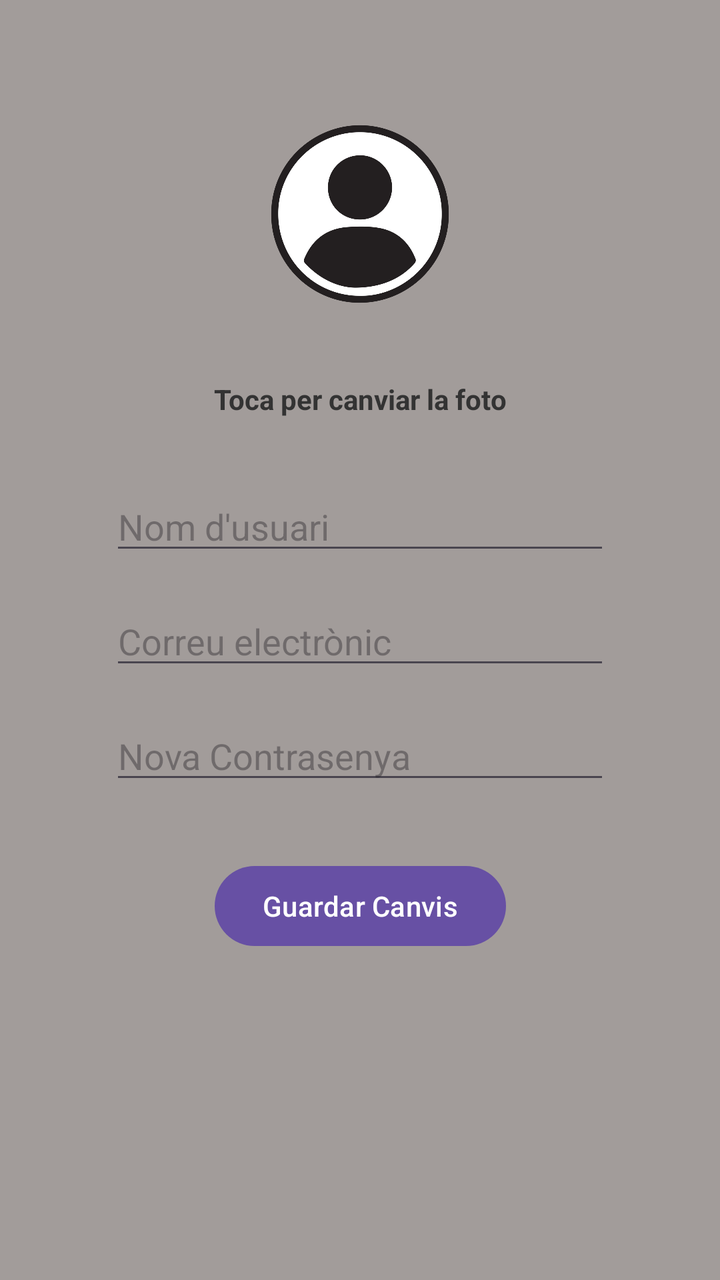
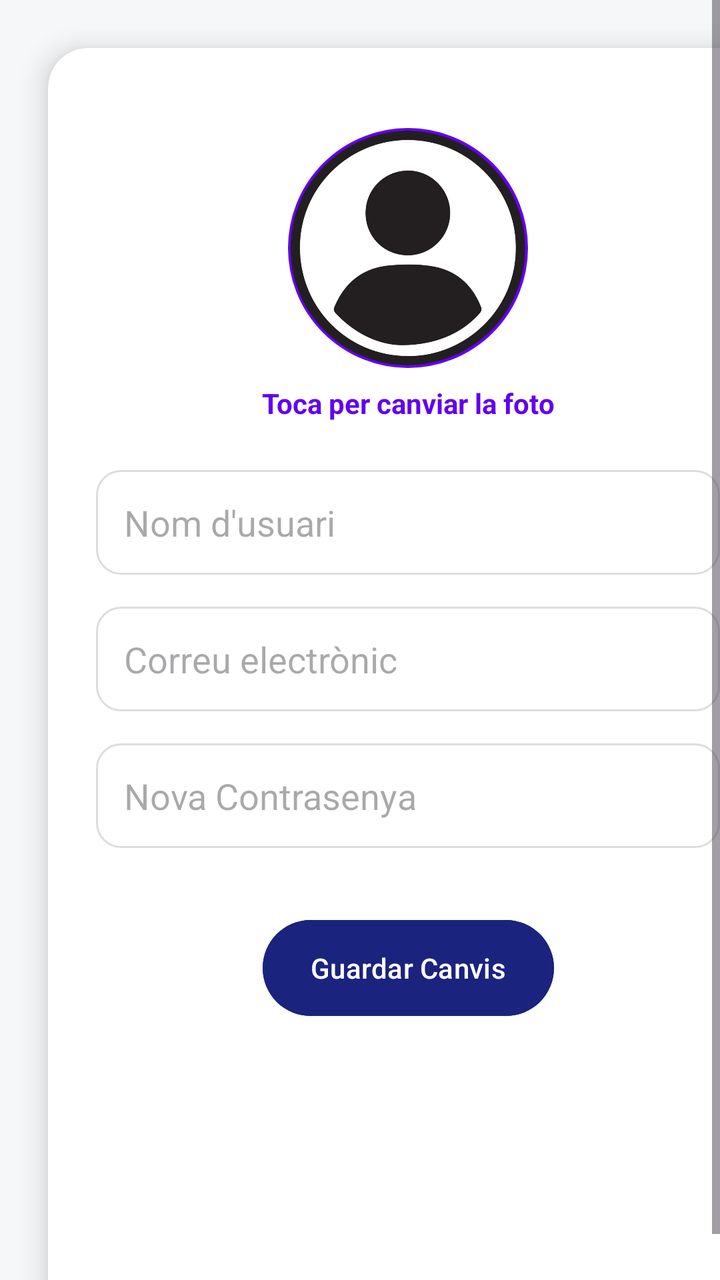

The first picture is an Android layout as it rendered before a commit; the second is the same layout after the commit. The layout source and the unified diff follow.
<!-- AndroidManifest.xml: application theme Theme.Projecte -->
<!-- res/layout/activity_edit_profile.xml -->
<?xml version="1.0" encoding="utf-8"?>
<androidx.constraintlayout.widget.ConstraintLayout xmlns:android="http://schemas.android.com/apk/res/android"
    xmlns:app="http://schemas.android.com/apk/res-auto"
    xmlns:tools="http://schemas.android.com/tools"
    android:layout_width="match_parent"
    android:layout_height="match_parent"
    android:background="#A29C9A"
    tools:context=".EditProfileActivity">

    <ImageView
        android:id="@+id/editFotoPerfil"
        android:layout_width="150dp"
        android:layout_height="150dp"
        android:layout_marginTop="32dp"
        app:layout_constraintEnd_toEndOf="parent"
        app:layout_constraintStart_toStartOf="parent"
        app:layout_constraintTop_toTopOf="parent"
        app:srcCompat="@drawable/user_icon" />

    <TextView
        android:id="@+id/canviarFotoTxt"
        android:layout_width="wrap_content"
        android:layout_height="wrap_content"
        android:layout_marginTop="8dp"
        android:text="Toca per canviar la foto"
        android:textStyle="bold"
        android:textColor="#333333"
        app:layout_constraintEnd_toEndOf="parent"
        app:layout_constraintStart_toStartOf="parent"
        app:layout_constraintTop_toBottomOf="@+id/editFotoPerfil" />

    <EditText
        android:id="@+id/editNom"
        android:layout_width="250dp"
        android:layout_height="wrap_content"
        android:layout_marginTop="32dp"
        android:hint="Nom d'usuari"
        android:inputType="textPersonName"
        app:layout_constraintEnd_toEndOf="parent"
        app:layout_constraintStart_toStartOf="parent"
        app:layout_constraintTop_toBottomOf="@+id/canviarFotoTxt" />

    <EditText
        android:id="@+id/editCorreu"
        android:layout_width="250dp"
        android:layout_height="wrap_content"
        android:layout_marginTop="16dp"
        android:hint="Correu electrònic"
        android:inputType="textEmailAddress"
        app:layout_constraintEnd_toEndOf="parent"
        app:layout_constraintStart_toStartOf="parent"
        app:layout_constraintTop_toBottomOf="@+id/editNom" />

    <EditText
        android:id="@+id/editContrasenya"
        android:layout_width="250dp"
        android:layout_height="wrap_content"
        android:layout_marginTop="16dp"
        android:hint="Nova Contrasenya"
        android:inputType="textPassword"
        app:layout_constraintEnd_toEndOf="parent"
        app:layout_constraintStart_toStartOf="parent"
        app:layout_constraintTop_toBottomOf="@+id/editCorreu" />

    <Button
        android:id="@+id/guardarPerfilBtn"
        android:layout_width="wrap_content"
        android:layout_height="wrap_content"
        android:layout_marginTop="32dp"
        android:text="Guardar Canvis"
        app:layout_constraintEnd_toEndOf="parent"
        app:layout_constraintStart_toStartOf="parent"
        app:layout_constraintTop_toBottomOf="@+id/editContrasenya" />

</androidx.constraintlayout.widget.ConstraintLayout>
<!-- resources referenced by this layout -->
<resources>
  <!-- drawable user_icon: png bitmap (drawable, 103129 bytes) -->
  <style name="Theme.Projecte" parent="Base.Theme.Projecte" />
  <style name="Base.Theme.Projecte" parent="Theme.Material3.DayNight.NoActionBar">
          
          
      </style>
</resources>

<!-- the commit's change to res/layout/activity_edit_profile.xml (unified diff, before → after) -->
@@ -1,75 +1,100 @@
 <?xml version="1.0" encoding="utf-8"?>
-<androidx.constraintlayout.widget.ConstraintLayout xmlns:android="http://schemas.android.com/apk/res/android"
+<ScrollView xmlns:android="http://schemas.android.com/apk/res/android"
     xmlns:app="http://schemas.android.com/apk/res-auto"
-    xmlns:tools="http://schemas.android.com/tools"
     android:layout_width="match_parent"
     android:layout_height="match_parent"
-    android:background="#A29C9A"
-    tools:context=".EditProfileActivity">
+    android:background="#F5F7F9"
+    android:fillViewport="true">
 
-    <ImageView
-        android:id="@+id/editFotoPerfil"
-        android:layout_width="150dp"
-        android:layout_height="150dp"
-        android:layout_marginTop="32dp"
-        app:layout_constraintEnd_toEndOf="parent"
-        app:layout_constraintStart_toStartOf="parent"
-        app:layout_constraintTop_toTopOf="parent"
-        app:srcCompat="@drawable/user_icon" />
+    <androidx.cardview.widget.CardView
+        android:layout_width="match_parent"
+        android:layout_height="wrap_content"
+        android:layout_margin="24dp"
+        app:cardCornerRadius="20dp"
+        app:cardElevation="8dp">
 
-    <TextView
-        android:id="@+id/canviarFotoTxt"
-        android:layout_width="wrap_content"
-        android:layout_height="wrap_content"
-        android:layout_marginTop="8dp"
-        android:text="Toca per canviar la foto"
-        android:textStyle="bold"
-        android:textColor="#333333"
-        app:layout_constraintEnd_toEndOf="parent"
-        app:layout_constraintStart_toStartOf="parent"
-        app:layout_constraintTop_toBottomOf="@+id/editFotoPerfil" />
+        <androidx.constraintlayout.widget.ConstraintLayout
+            android:layout_width="match_parent"
+            android:layout_height="wrap_content"
+            android:padding="24dp">
 
-    <EditText
-        android:id="@+id/editNom"
-        android:layout_width="250dp"
-        android:layout_height="wrap_content"
-        android:layout_marginTop="32dp"
-        android:hint="Nom d'usuari"
-        android:inputType="textPersonName"
-        app:layout_constraintEnd_toEndOf="parent"
-        app:layout_constraintStart_toStartOf="parent"
-        app:layout_constraintTop_toBottomOf="@+id/canviarFotoTxt" />
+            <ImageView
+                android:id="@+id/editFotoPerfil"
+                android:layout_width="120dp"
+                android:layout_height="120dp"
+                android:layout_marginTop="16dp"
+                app:layout_constraintEnd_toEndOf="parent"
+                app:layout_constraintStart_toStartOf="parent"
+                app:layout_constraintTop_toTopOf="parent"
+                android:src="@drawable/user_icon"
+                android:scaleType="centerCrop"
+                app:srcCompat="@drawable/user_icon"
+                android:background="@drawable/circle_white_border"/>
 
-    <EditText
-        android:id="@+id/editCorreu"
-        android:layout_width="250dp"
-        android:layout_height="wrap_content"
-        android:layout_marginTop="16dp"
-        android:hint="Correu electrònic"
-        android:inputType="textEmailAddress"
-        app:layout_constraintEnd_toEndOf="parent"
-        app:layout_constraintStart_toStartOf="parent"
-        app:layout_constraintTop_toBottomOf="@+id/editNom" />
+            <TextView
+                android:id="@+id/canviarFotoTxt"
+                android:layout_width="wrap_content"
+                android:layout_height="wrap_content"
+                android:layout_marginTop="8dp"
+                android:text="Toca per canviar la foto"
+                android:textStyle="bold"
+                android:textColor="#6200EE"
+                app:layout_constraintEnd_toEndOf="parent"
+                app:layout_constraintStart_toStartOf="parent"
+                app:layout_constraintTop_toBottomOf="@+id/editFotoPerfil" />
 
-    <EditText
-        android:id="@+id/editContrasenya"
-        android:layout_width="250dp"
-        android:layout_height="wrap_content"
-        android:layout_marginTop="16dp"
-        android:hint="Nova Contrasenya"
-        android:inputType="textPassword"
-        app:layout_constraintEnd_toEndOf="parent"
-        app:layout_constraintStart_toStartOf="parent"
-        app:layout_constraintTop_toBottomOf="@+id/editCorreu" />
+            <EditText
+                android:id="@+id/editNom"
+                android:layout_width="0dp"
+                android:layout_height="wrap_content"
+                android:layout_marginTop="24dp"
+                android:hint="Nom d'usuari"
+                android:inputType="textPersonName"
+                android:background="@drawable/bg_edittext_rounded"
+                android:padding="14dp"
+                app:layout_constraintEnd_toEndOf="parent"
+                app:layout_constraintStart_toStartOf="parent"
+                app:layout_constraintTop_toBottomOf="@+id/canviarFotoTxt" />
 
-    <Button
-        android:id="@+id/guardarPerfilBtn"
-        android:layout_width="wrap_content"
-        android:layout_height="wrap_content"
-        android:layout_marginTop="32dp"
-        android:text="Guardar Canvis"
-        app:layout_constraintEnd_toEndOf="parent"
-        app:layout_constraintStart_toStartOf="parent"
-        app:layout_constraintTop_toBottomOf="@+id/editContrasenya" />
+            <EditText
+                android:id="@+id/editCorreu"
+                android:layout_width="0dp"
+                android:layout_height="wrap_content"
+                android:layout_marginTop="16dp"
+                android:hint="Correu electrònic"
+                android:inputType="textEmailAddress"
+                android:background="@drawable/bg_edittext_rounded"
+                android:padding="14dp"
+                app:layout_constraintEnd_toEndOf="parent"
+                app:layout_constraintStart_toStartOf="parent"
+                app:layout_constraintTop_toBottomOf="@+id/editNom" />
 
-</androidx.constraintlayout.widget.ConstraintLayout>
+            <EditText
+                android:id="@+id/editContrasenya"
+                android:layout_width="0dp"
+                android:layout_height="wrap_content"
+                android:layout_marginTop="16dp"
+                android:hint="Nova Contrasenya"
+                android:inputType="textPassword"
+                android:background="@drawable/bg_edittext_rounded"
+                android:padding="14dp"
+                app:layout_constraintEnd_toEndOf="parent"
+                app:layout_constraintStart_toStartOf="parent"
+                app:layout_constraintTop_toBottomOf="@+id/editCorreu" />
+
+            <Button
+                android:id="@+id/guardarPerfilBtn"
+                android:layout_width="wrap_content"
+                android:layout_height="56dp"
+                android:layout_marginTop="32dp"
+                android:text="Guardar Canvis"
+                android:textColor="#FFFFFF"
+                android:backgroundTint="#1A237E"
+                app:cornerRadius="30dp"
+                app:layout_constraintEnd_toEndOf="parent"
+                app:layout_constraintStart_toStartOf="parent"
+                app:layout_constraintTop_toBottomOf="@+id/editContrasenya" />
+
+        </androidx.constraintlayout.widget.ConstraintLayout>
+    </androidx.cardview.widget.CardView>
+</ScrollView>
<!-- resource entries referenced after the edit -->
@@ -1,5 +1,17 @@
 <!-- resources referenced by this layout -->
 <resources>
+  <!-- drawable bg_edittext_rounded (drawable) -->
+  <shape xmlns:android="http://schemas.android.com/apk/res/android" android:shape="rectangle">
+      <solid android:color="#FFFFFF" />
+      <stroke android:width="1dp" android:color="#DDDDDD" />
+      <corners android:radius="12dp" />
+  </shape>
+  <!-- drawable circle_white_border (drawable) -->
+  <shape xmlns:android="http://schemas.android.com/apk/res/android" android:shape="oval">
+      <solid android:color="#FFFFFF" />
+      <stroke android:width="2dp" android:color="#6200EE" />
+      <size android:width="120dp" android:height="120dp" />
+  </shape>
   <!-- drawable user_icon: png bitmap (drawable, 103129 bytes) -->
   <style name="Theme.Projecte" parent="Base.Theme.Projecte" />
   <style name="Base.Theme.Projecte" parent="Theme.Material3.DayNight.NoActionBar">
